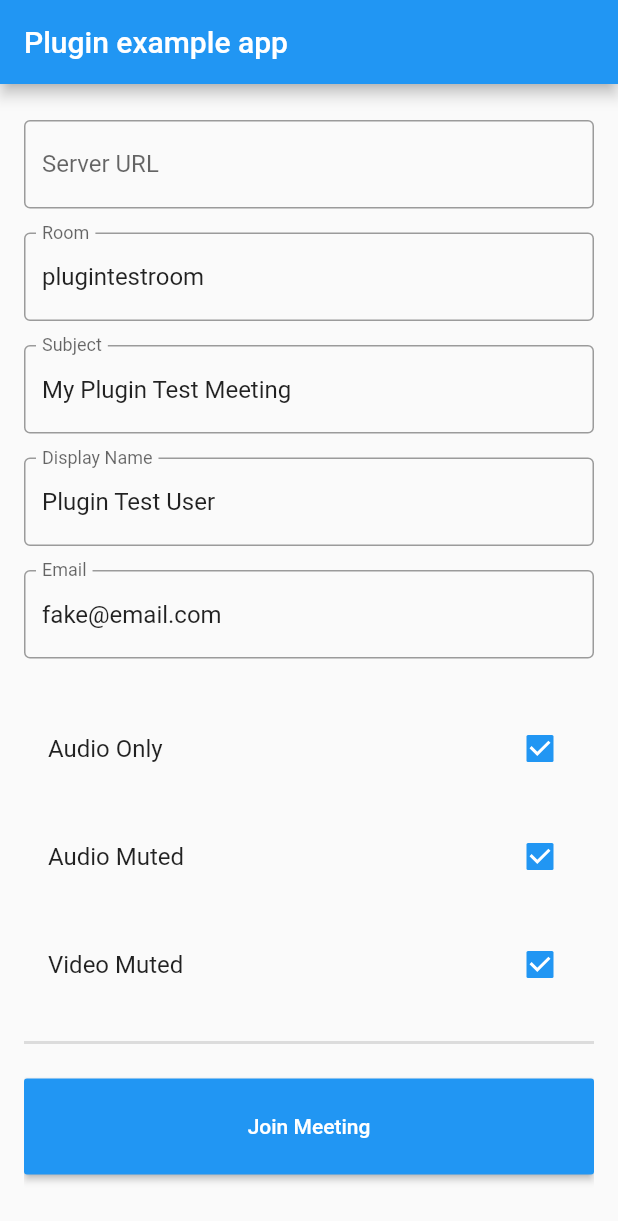
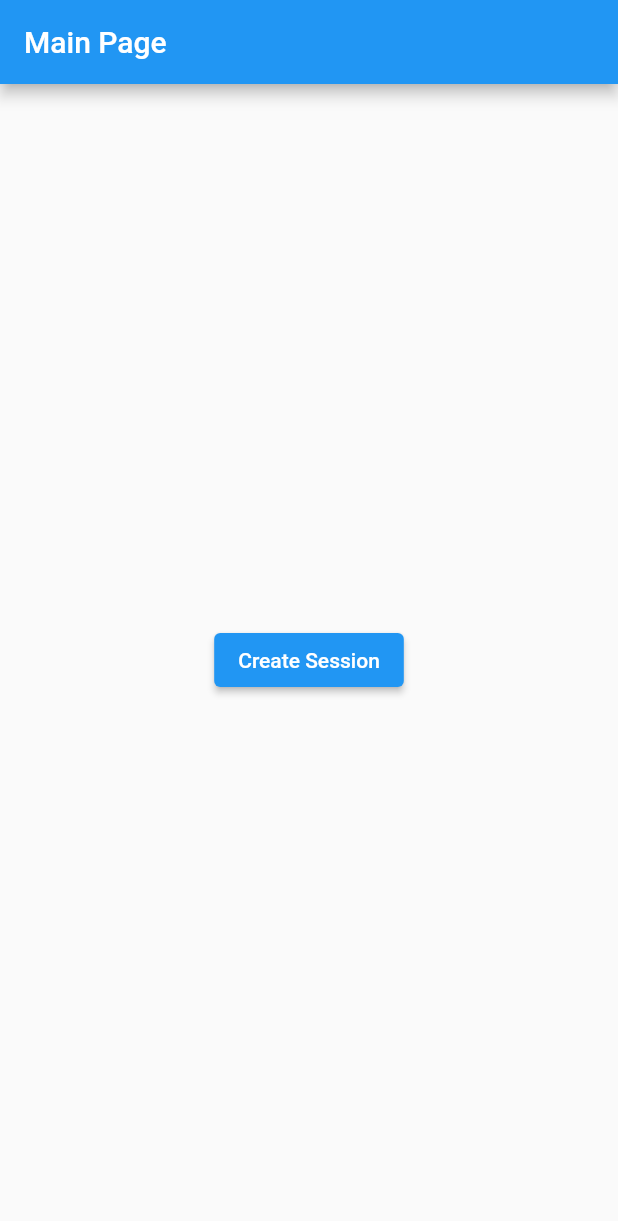
Before and after one commit to FEUP-ESOF-2020-21/open-cx-t3g1-coffeepaste-software, a Flutter app: the screen it shows after launch, on a phone screen of 412 x 824 dp. Shown: the top 1221 px of the screen. Run offline on Flutter 3.47's test engine with Material 2 defaults, Android fonts, the phone set to English and light mode, and no system bars; missing offline and left inert: jitsi_meet.

Commit message:
Added button to create session

```diff
--- a/lib/main.dart
+++ b/lib/main.dart
@@ -10,17 +10,67 @@ import 'package:jitsi_meet/room_name_constraint_type.dart';
 
 void main() => runApp(MyApp());
 
-class MyApp extends StatefulWidget {
+class MyApp extends StatelessWidget {
   @override
-  _MyAppState createState() => _MyAppState();
+  Widget build(BuildContext context) {
+    return MaterialApp(
+      title: 'Navigation Basics',
+      home: FirstRoute(),
+    );
+  }
 }
 
-class _MyAppState extends State<MyApp> {
+class FirstRoute extends StatelessWidget {
+  @override
+  Widget build(BuildContext context) {
+    return Scaffold(
+      appBar: AppBar(
+        title: Text('Main Page'),
+      ),
+      body: Center(
+        child: ElevatedButton(
+          child: Text('Create Session'),
+          onPressed: () {
+            Navigator.push(
+              context,
+              MaterialPageRoute(builder: (context) => VideoConference()),
+            );
+          },
+        ),
+      ),
+    );
+  }
+}
+
+class SecondRoute extends StatelessWidget {
+  @override
+  Widget build(BuildContext context) {
+    return Scaffold(
+      appBar: AppBar(
+        title: Text("Session"),
+      ),
+      body: Center(
+        child: ElevatedButton(
+          onPressed: () {
+            Navigator.pop(context);
+          },
+          child: Text('Go back!'),
+        ),
+      ),
+    );
+  }
+}
+class VideoConference extends StatefulWidget {
+  @override
+  _VideoConferenceState createState() => _VideoConferenceState();
+}
+
+class _VideoConferenceState extends State<VideoConference> {
   final serverText = TextEditingController();
   final roomText = TextEditingController(text: "plugintestroom");
-  final subjectText = TextEditingController(text: "My Plugin Test Meeting");
-  final nameText = TextEditingController(text: "Plugin Test User");
-  final emailText = TextEditingController(text: "fake@email.com");
+  final subjectText = TextEditingController(text: "Spped Meeting");
+  final nameText = TextEditingController(text: "User");
+  final emailText = TextEditingController(text: "example@email.com");
   var isAudioOnly = true;
   var isAudioMuted = true;
   var isVideoMuted = true;
@@ -46,7 +96,7 @@ class _MyAppState extends State<MyApp> {
     return MaterialApp(
       home: Scaffold(
         appBar: AppBar(
-          title: const Text('Plugin example app'),
+          title: const Text('Create Jitsi Meeting'),
         ),
         body: Container(
           padding: const EdgeInsets.symmetric(
```
Also changed, not shown: 1 other file.
